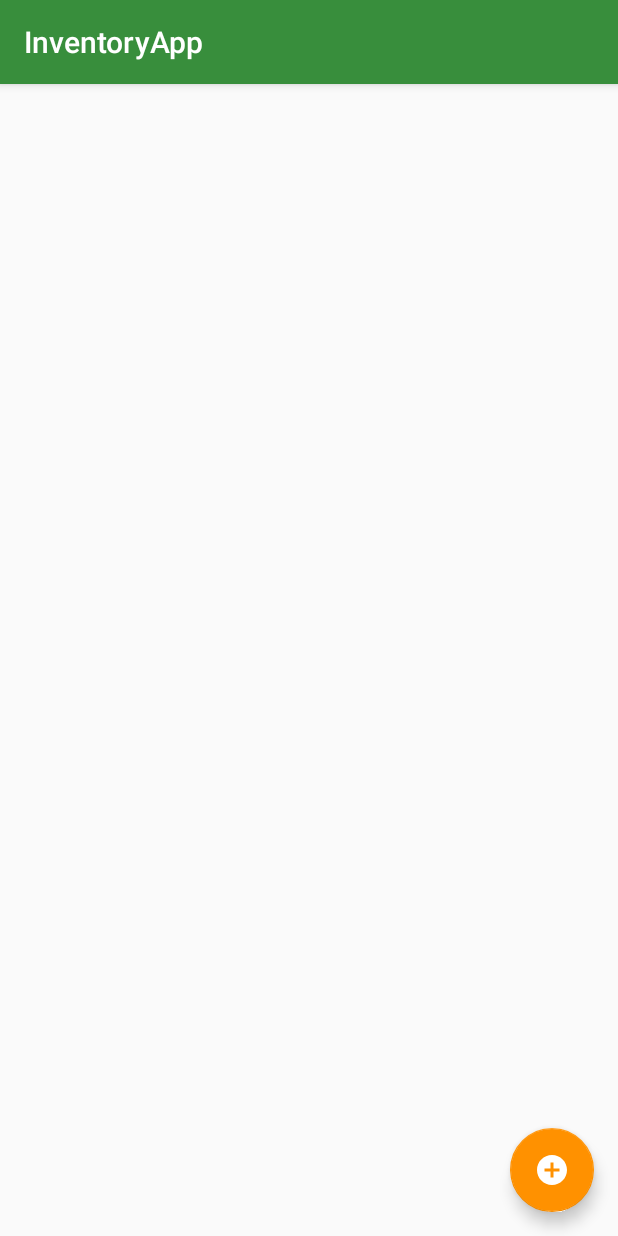
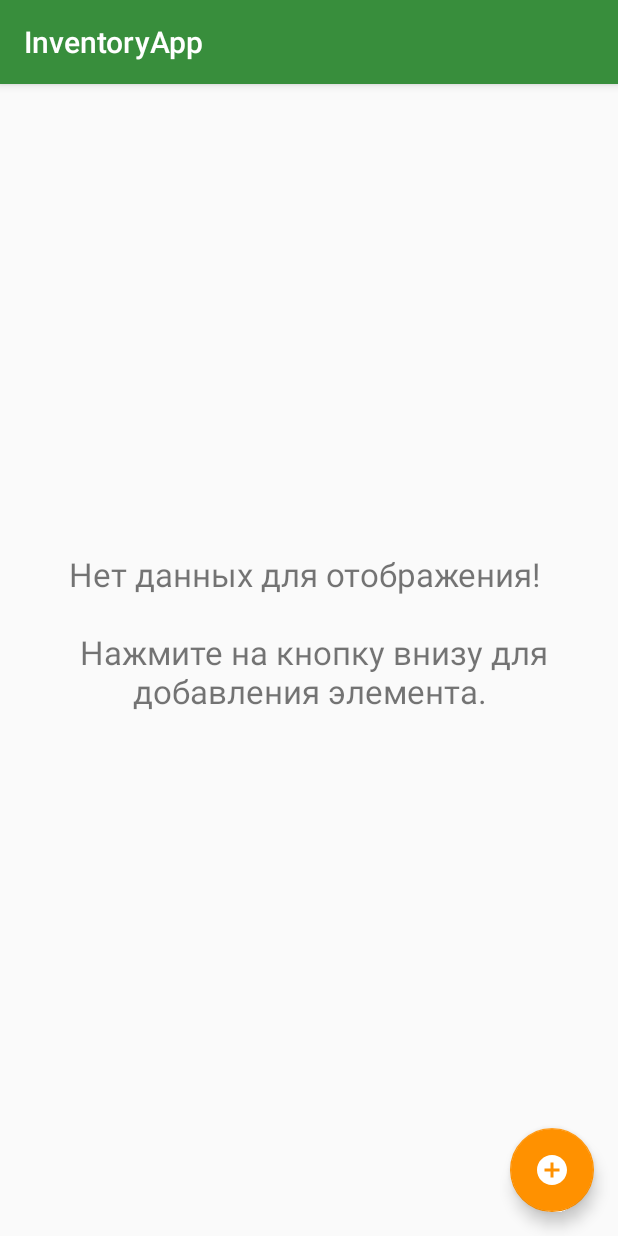
Before and after one commit to Tigran20/InventoryAppUdacity, an Android app: the screen it shows after launch (MainActivity), on a phone screen of 412 x 824 dp. Run offline under Robolectric (Android 15) with nearby library versions, the phone set to English and light mode, and no system bars.

Commit message:
added the emptyView

```diff
--- a/app/src/main/java/com/alextroy/inventory/activities/MainActivity.java
+++ b/app/src/main/java/com/alextroy/inventory/activities/MainActivity.java
@@ -6,11 +6,12 @@ import android.support.design.widget.FloatingActionButton;
 import android.support.v7.app.AppCompatActivity;
 import android.support.v7.widget.LinearLayoutManager;
 import android.support.v7.widget.RecyclerView;
+import android.view.View;
+import android.widget.TextView;
 
 import com.alextroy.inventory.R;
 import com.alextroy.inventory.adapter.InventoryAdapter;
 import com.alextroy.inventory.model.Data;
-import com.alextroy.inventory.model.InventoryDbHelper;
 import com.alextroy.inventory.model.Product;
 
 import java.util.List;
@@ -21,6 +22,7 @@ public class MainActivity extends AppCompatActivity {
     private InventoryAdapter adapter;
     private RecyclerView.LayoutManager layoutManager;
     private FloatingActionButton actionButton;
+    private TextView emptyView;
 
     private static List<Product> list;
 
@@ -35,6 +37,7 @@ public class MainActivity extends AppCompatActivity {
         super.onResume();
         list = Data.getProductData(this);
 
+        emptyView = findViewById(R.id.empty_view);
         recyclerView = findViewById(R.id.recycler_view);
         actionButton = findViewById(R.id.fab);
 
@@ -43,6 +46,14 @@ public class MainActivity extends AppCompatActivity {
         adapter = new InventoryAdapter(getApplicationContext(), list);
         recyclerView.setAdapter(adapter);
 
+        if (list.isEmpty()) {
+            recyclerView.setVisibility(View.GONE);
+            emptyView.setVisibility(View.VISIBLE);
+        } else {
+            recyclerView.setVisibility(View.VISIBLE);
+            emptyView.setVisibility(View.GONE);
+        }
+
         actionButton.setOnClickListener(v -> {
             Intent intent = new Intent(MainActivity.this, DetailsActivity.class);
             startActivity(intent);
--- a/app/src/main/res/layout/inventory_list.xml
+++ b/app/src/main/res/layout/inventory_list.xml
@@ -15,6 +15,16 @@
 
     </android.support.v7.widget.RecyclerView>
 
+    <TextView
+        android:id="@+id/empty_view"
+        android:layout_width="match_parent"
+        android:layout_height="match_parent"
+        android:layout_marginBottom="@dimen/margin_bottom_36"
+        android:gravity="center"
+        android:text="@string/no_data"
+        android:textSize="@dimen/text_size_22"
+        android:visibility="visible" />
+
     <android.support.design.widget.FloatingActionButton
         android:id="@+id/fab"
         android:layout_width="wrap_content"
--- a/app/src/main/res/values/dimens.xml
+++ b/app/src/main/res/values/dimens.xml
@@ -15,4 +15,5 @@
     <dimen name="text_size_18">18sp</dimen>
     <dimen name="margin_16">16dp</dimen>
     <dimen name="margin_bottom_8">8dp</dimen>
+    <dimen name="margin_bottom_36">36dp</dimen>
 </resources>
--- a/app/src/main/res/values/strings.xml
+++ b/app/src/main/res/values/strings.xml
@@ -6,4 +6,5 @@
     <string name="supplier_phone">Тел. номер поставщика</string>
     <string name="supplier_name">Имя поставщика</string>
     <string name="quantity">Количество:</string>
+    <string name="no_data">Нет данных для отображения! \n\n Нажмите на кнопку внизу для добавления элемента.</string>
 </resources>
```
